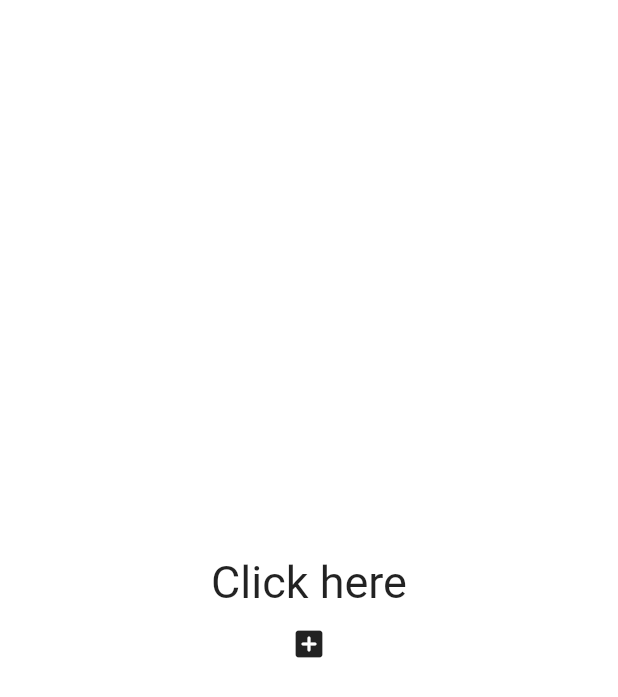
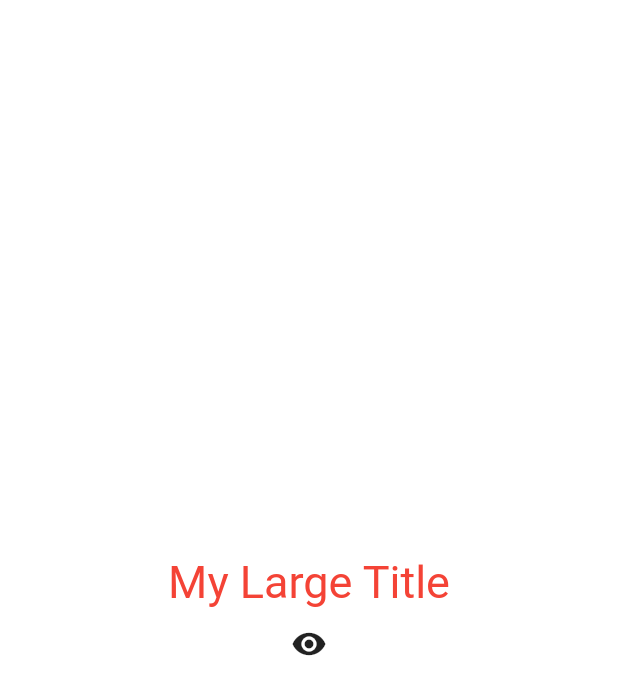
Before and after one commit to Cherrue/Lectures, a Flutter app: the screen it shows after launch, on a phone screen of 412 x 824 dp. Shown: the top 697 px of the screen. Run offline on Flutter 3.47's test engine with Material 2 defaults, Android fonts, the phone set to English and light mode, and no system bars.

Commit message:
flutter-for-beginners-7 Build Context and Theme

```diff
--- a/flutter/toonflix/lib/main.dart
+++ b/flutter/toonflix/lib/main.dart
@@ -12,36 +12,34 @@ class App extends StatefulWidget {
 }
 
 class _AppState extends State<App> {
-  List<int> numbers = [];
+  bool showTitle = true;
 
-  void onClicked() {
+  void toggleTitle() {
     setState(() {
-      numbers.add(numbers.length);
+      showTitle = !showTitle;
     });
   }
 
   @override
   Widget build(BuildContext context) {
     return MaterialApp(
+      theme: ThemeData(
+        textTheme: const TextTheme(
+          titleLarge: TextStyle(
+            color: Colors.red,
+          ),
+        ),
+      ),
       home: Scaffold(
         backgroundColor: Colors.white,
         body: Center(
           child: Column(
             mainAxisAlignment: MainAxisAlignment.center,
             children: [
-              const Text(
-                'Click here',
-                style: TextStyle(
-                  fontSize: 30,
-                ),
-              ),
-              for (int n in numbers) Text('$n'),
+              showTitle ? const MyLargeTitle() : const Text('nothing'),
               IconButton(
-                onPressed: onClicked,
-                icon: const Icon(
-                  Icons.add_box_rounded,
-                ),
-              )
+                  onPressed: toggleTitle,
+                  icon: const Icon(Icons.remove_red_eye))
             ],
           ),
         ),
@@ -49,3 +47,38 @@ class _AppState extends State<App> {
     );
   }
 }
+
+class MyLargeTitle extends StatefulWidget {
+  const MyLargeTitle({
+    super.key,
+  });
+
+  @override
+  State<MyLargeTitle> createState() => _MyLargeTitleState();
+}
+
+class _MyLargeTitleState extends State<MyLargeTitle> {
+  @override
+  void initState() {
+    super.initState();
+    print("initState"); // 1
+  }
+
+  @override
+  void dispose() {
+    super.dispose();
+    print("dispose!"); // 3 when clicked eye button
+  }
+
+  @override
+  Widget build(BuildContext context) {
+    print("build"); // 2
+    return Text(
+      'My Large Title',
+      style: TextStyle(
+        fontSize: 30,
+        color: Theme.of(context).textTheme.titleLarge!.color,
+      ),
+    );
+  }
+}
```
